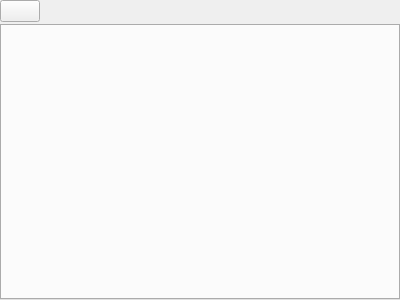
Old version of the form src/ui/tileset/tileset_content_page.ui in the repository albin-johansson/tactile.
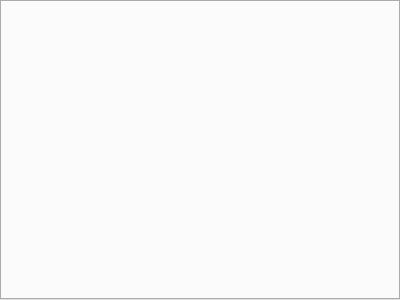
New version of the form. Icons and pictures are not drawn.

Commit message: Move tileset image label class to separate header/source file

```diff
--- a/src/ui/tileset/tileset_content_page.ui
+++ b/src/ui/tileset/tileset_content_page.ui
@@ -29,50 +29,13 @@
    <property name="spacing">
     <number>2</number>
    </property>
-   <item row="1" column="0">
+   <item row="0" column="0">
     <widget class="QTabWidget" name="tabWidget">
      <property name="tabsClosable">
       <bool>true</bool>
      </property>
     </widget>
    </item>
-   <item row="0" column="0">
-    <layout class="QHBoxLayout" name="buttonLayout">
-     <item>
-      <widget class="QPushButton" name="newButton">
-       <property name="sizePolicy">
-        <sizepolicy hsizetype="Fixed" vsizetype="Fixed">
-         <horstretch>0</horstretch>
-         <verstretch>0</verstretch>
-        </sizepolicy>
-       </property>
-       <property name="toolTip">
-        <string>Add tileset</string>
-       </property>
-       <property name="text">
-        <string/>
-       </property>
-       <property name="icon">
-        <iconset resource="../../tactile2.qrc">
-         <normaloff>:/res/icons/icons8/color/64/image.png</normaloff>:/res/icons/icons8/color/64/image.png</iconset>
-       </property>
-      </widget>
-     </item>
-     <item>
-      <spacer name="buttonSpacer">
-       <property name="orientation">
-        <enum>Qt::Horizontal</enum>
-       </property>
-       <property name="sizeHint" stdset="0">
-        <size>
-         <width>40</width>
-         <height>20</height>
-        </size>
-       </property>
-      </spacer>
-     </item>
-    </layout>
-   </item>
   </layout>
  </widget>
  <resources>
```
The commit also changes 5 other files.
